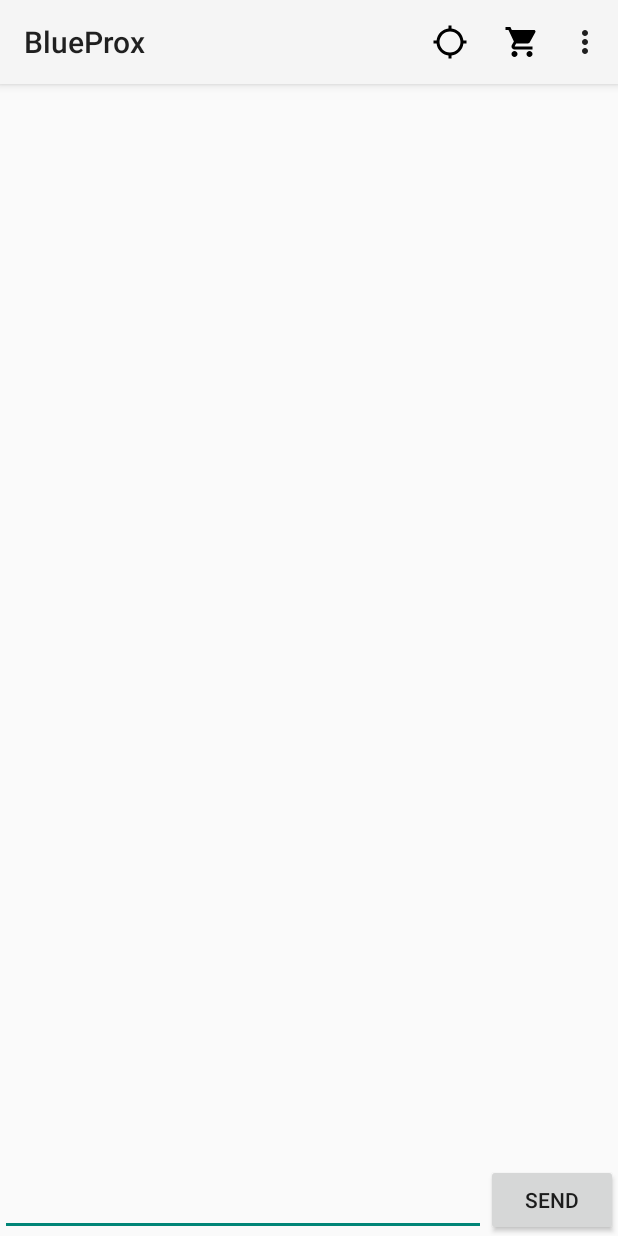
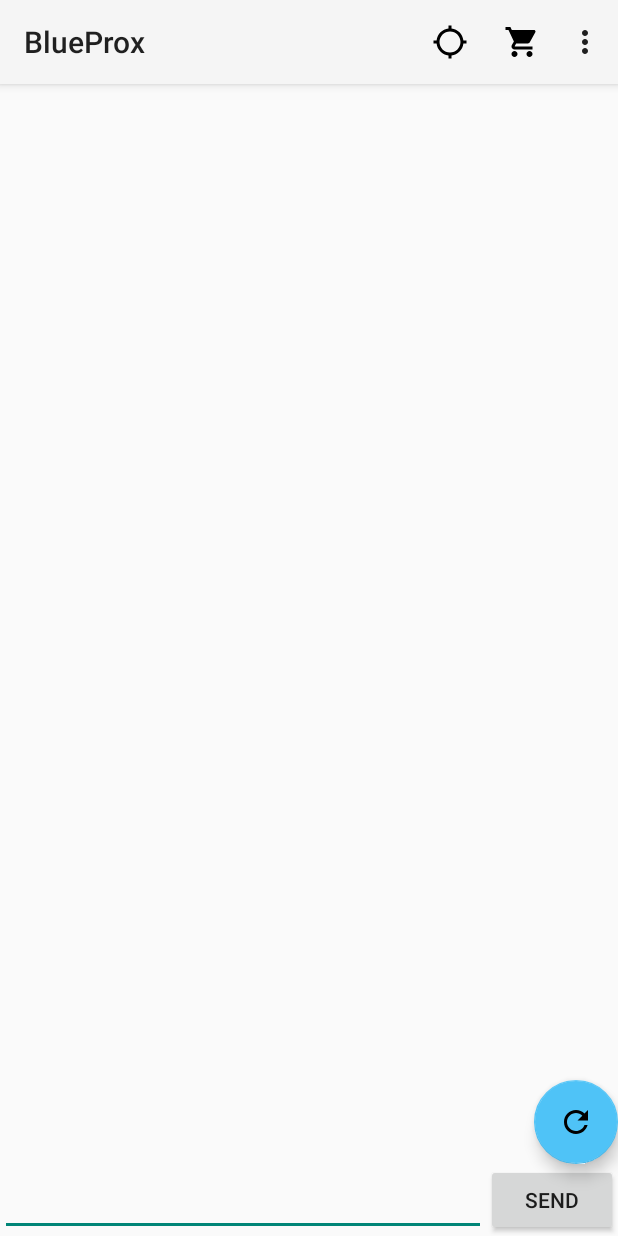
Before and after one commit to BDomiyan/android-bluetoothchat, an Android app: the screen it shows after launch (MainActivity), on a phone screen of 412 x 824 dp. Run offline under Robolectric (Android 15) with nearby library versions, the phone set to English and light mode, and no system bars; 2 statements that could not run were skipped.

Commit message:
Floating button added to this

```diff
--- /dev/null
+++ b/Application/src/main/res/drawable/ic_refresh_black_24dp.xml
@@ -0,0 +1,9 @@
+<vector xmlns:android="http://schemas.android.com/apk/res/android"
+        android:width="24dp"
+        android:height="24dp"
+        android:viewportWidth="24.0"
+        android:viewportHeight="24.0">
+    <path
+        android:fillColor="#FF000000"
+        android:pathData="M17.65,6.35C16.2,4.9 14.21,4 12,4c-4.42,0 -7.99,3.58 -7.99,8s3.57,8 7.99,8c3.73,0 6.84,-2.55 7.73,-6h-2.08c-0.82,2.33 -3.04,4 -5.65,4 -3.31,0 -6,-2.69 -6,-6s2.69,-6 6,-6c1.66,0 3.14,0.69 4.22,1.78L13,11h7V4l-2.35,2.35z"/>
+</vector>
--- /dev/null
+++ b/Application/src/main/res/drawable/ic_track_changes_black_24dp.xml
@@ -0,0 +1,9 @@
+<vector xmlns:android="http://schemas.android.com/apk/res/android"
+        android:width="24dp"
+        android:height="24dp"
+        android:viewportWidth="24.0"
+        android:viewportHeight="24.0">
+    <path
+        android:fillColor="#FF000000"
+        android:pathData="M19.07,4.93l-1.41,1.41C19.1,7.79 20,9.79 20,12c0,4.42 -3.58,8 -8,8s-8,-3.58 -8,-8c0,-4.08 3.05,-7.44 7,-7.93v2.02C8.16,6.57 6,9.03 6,12c0,3.31 2.69,6 6,6s6,-2.69 6,-6c0,-1.66 -0.67,-3.16 -1.76,-4.24l-1.41,1.41C15.55,9.9 16,10.9 16,12c0,2.21 -1.79,4 -4,4s-4,-1.79 -4,-4c0,-1.86 1.28,-3.41 3,-3.86v2.14c-0.6,0.35 -1,0.98 -1,1.72 0,1.1 0.9,2 2,2s2,-0.9 2,-2c0,-0.74 -0.4,-1.38 -1,-1.72V2h-1C6.48,2 2,6.48 2,12s4.48,10 10,10 10,-4.48 10,-10c0,-2.76 -1.12,-5.26 -2.93,-7.07z"/>
+</vector>
--- a/Application/src/main/res/layout/fragment_bluetooth_chat.xml
+++ b/Application/src/main/res/layout/fragment_bluetooth_chat.xml
@@ -30,6 +30,16 @@
         android:transcriptMode="alwaysScroll" />
 
 
+    <com.google.android.material.floatingactionbutton.FloatingActionButton
+        android:layout_width="wrap_content"
+        android:layout_height="wrap_content"
+        app:rippleColor="@color/black"
+        android:layout_gravity="bottom|right"
+        android:src="@drawable/ic_refresh_black_24dp">
+
+    </com.google.android.material.floatingactionbutton.FloatingActionButton>
+
+
 
     <LinearLayout
         android:layout_width="match_parent"
--- a/Application/src/main/res/menu/bluetooth_chat.xml
+++ b/Application/src/main/res/menu/bluetooth_chat.xml
@@ -28,7 +28,19 @@
         android:icon="@drawable/ic_shopping_cart_black_24dp"
         android:title="Cart"
         android:showAsAction="ifRoom"
-        ></item>
+        >
+
+    </item>
+
+    <item
+        android:id="@+id/track"
+        android:title="Track Order"
+        android:icon="@drawable/ic_track_changes_black_24dp"
+        android:showAsAction="ifRoom"
+        >
+
+    </item>
+
 
     <item
         android:id="@+id/secure_connect_scan"
```
Also changed, not shown: 70 other files.
